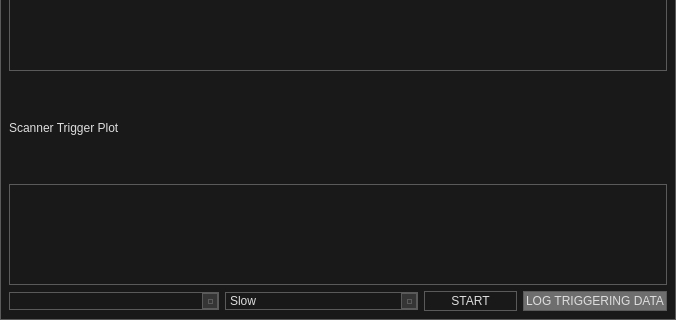
Before: the Qt Designer form GUI/ui_trigger.ui in JoshBradshaw/Arterial-BP-MRI-Triggering-Unit, drawn with Qt 5; both pictures show x 0 to 676 and y 147 to 467 of the 676 by 467 pixel window.
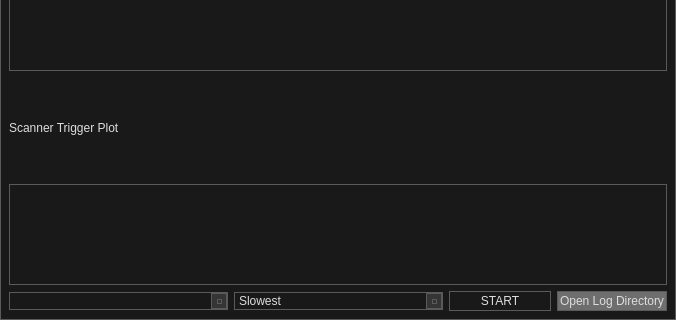
After: the same form once the commit is applied. Custom widgets are drawn as their Qt base class.

```diff
--- a/GUI/ui_trigger.ui
+++ b/GUI/ui_trigger.ui
@@ -341,7 +341,7 @@
        <string>&lt;html&gt;&lt;head/&gt;&lt;body&gt;&lt;p&gt;If toggled on, log files will be created based on the triggering data.&lt;/p&gt;&lt;/body&gt;&lt;/html&gt;</string>
       </property>
       <property name="text">
-       <string>LOG TRIGGERING DATA</string>
+       <string>Open Log Directory</string>
       </property>
       <property name="checkable">
        <bool>true</bool>
@@ -369,6 +369,11 @@
     </item>
     <item row="4" column="2" colspan="2">
      <widget class="QComboBox" name="speedSelect">
+      <item>
+       <property name="text">
+        <string>Slowest</string>
+       </property>
+      </item>
       <item>
        <property name="text">
         <string>Slow</string>
```
